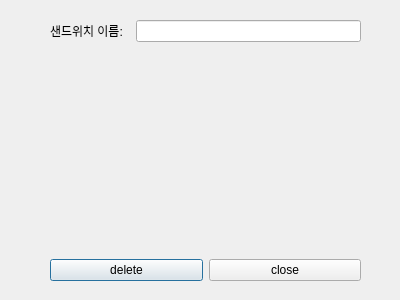
First picture: the form in kubway_real/Kubway/manage_delete.ui, repository leejewon97/Kubway, before the edit.
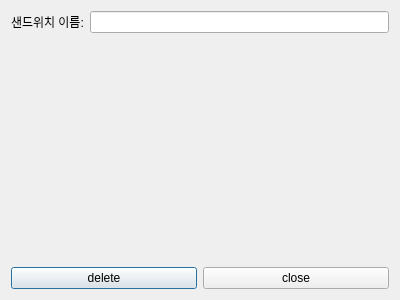
Second picture: the form after the edit.

Diff of the .ui file:
```diff
--- a/kubway_real/Kubway/manage_delete.ui
+++ b/kubway_real/Kubway/manage_delete.ui
@@ -13,26 +13,13 @@
   <property name="windowTitle">
    <string>Dialog</string>
   </property>
-  <widget class="QWidget" name="verticalLayoutWidget">
-   <property name="geometry">
-    <rect>
-     <x>50</x>
-     <y>20</y>
-     <width>311</width>
-     <height>261</height>
-    </rect>
-   </property>
+  <layout class="QVBoxLayout" name="verticalLayout_2">
+   <item>
    <layout class="QVBoxLayout" name="verticalLayout">
     <item>
      <layout class="QHBoxLayout" name="horizontalLayout_5">
       <item>
        <widget class="QLabel" name="label_5">
-        <property name="minimumSize">
-         <size>
-          <width>80</width>
-          <height>0</height>
-         </size>
-        </property>
         <property name="text">
          <string>샌드위치 이름:</string>
         </property>
@@ -69,7 +56,8 @@
      </layout>
     </item>
    </layout>
-  </widget>
+   </item>
+  </layout>
  </widget>
  <resources/>
  <connections/>
```
Lines whose indentation alone changed are shown as unchanged.
